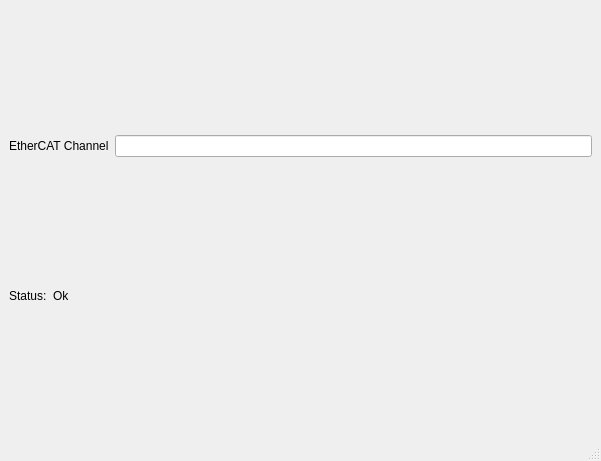
Old version of the form servo_ui/mainwindow.ui in the repository EmadDeve20/servo_drive_ui.
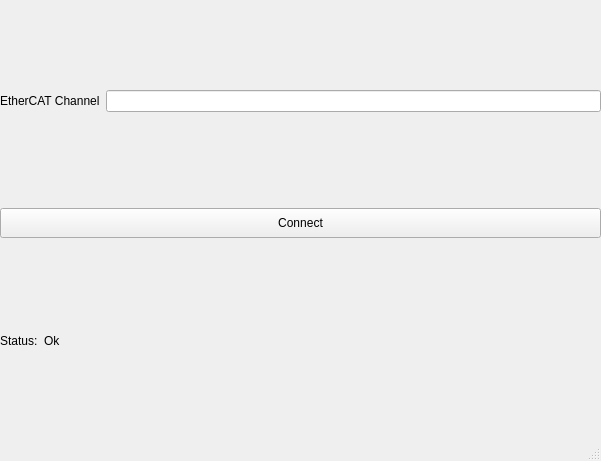
New version of the form.

Commit message: add a button for connect

```diff
--- a/servo_ui/mainwindow.ui
+++ b/servo_ui/mainwindow.ui
@@ -15,6 +15,18 @@
   </property>
   <widget class="QWidget" name="centralwidget">
    <layout class="QVBoxLayout" name="verticalLayout">
+    <property name="leftMargin">
+     <number>0</number>
+    </property>
+    <property name="topMargin">
+     <number>0</number>
+    </property>
+    <property name="rightMargin">
+     <number>0</number>
+    </property>
+    <property name="bottomMargin">
+     <number>0</number>
+    </property>
     <item>
      <layout class="QHBoxLayout" name="horizontalLayout">
       <item>
@@ -29,6 +41,25 @@
       </item>
      </layout>
     </item>
+    <item>
+     <widget class="QPushButton" name="connectChannelBtn">
+      <property name="sizePolicy">
+       <sizepolicy hsizetype="Preferred" vsizetype="Preferred">
+        <horstretch>0</horstretch>
+        <verstretch>0</verstretch>
+       </sizepolicy>
+      </property>
+      <property name="maximumSize">
+       <size>
+        <width>16777215</width>
+        <height>30</height>
+       </size>
+      </property>
+      <property name="text">
+       <string>Connect</string>
+      </property>
+     </widget>
+    </item>
     <item>
      <layout class="QHBoxLayout" name="horizontalLayout_2">
       <item>
```
